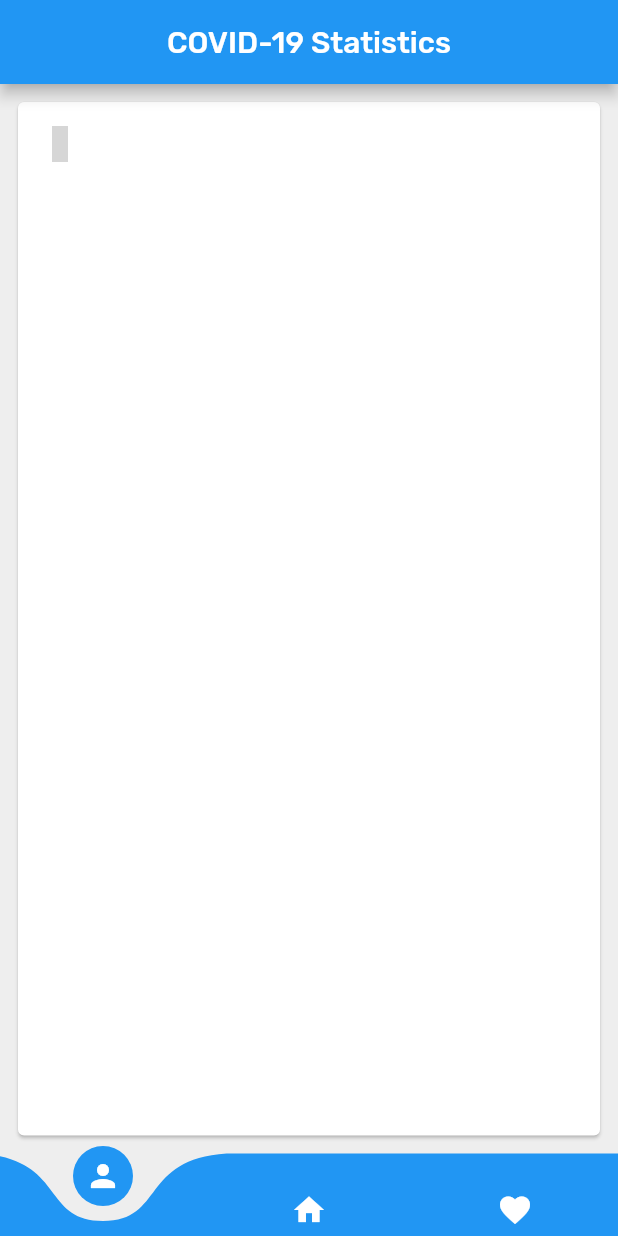
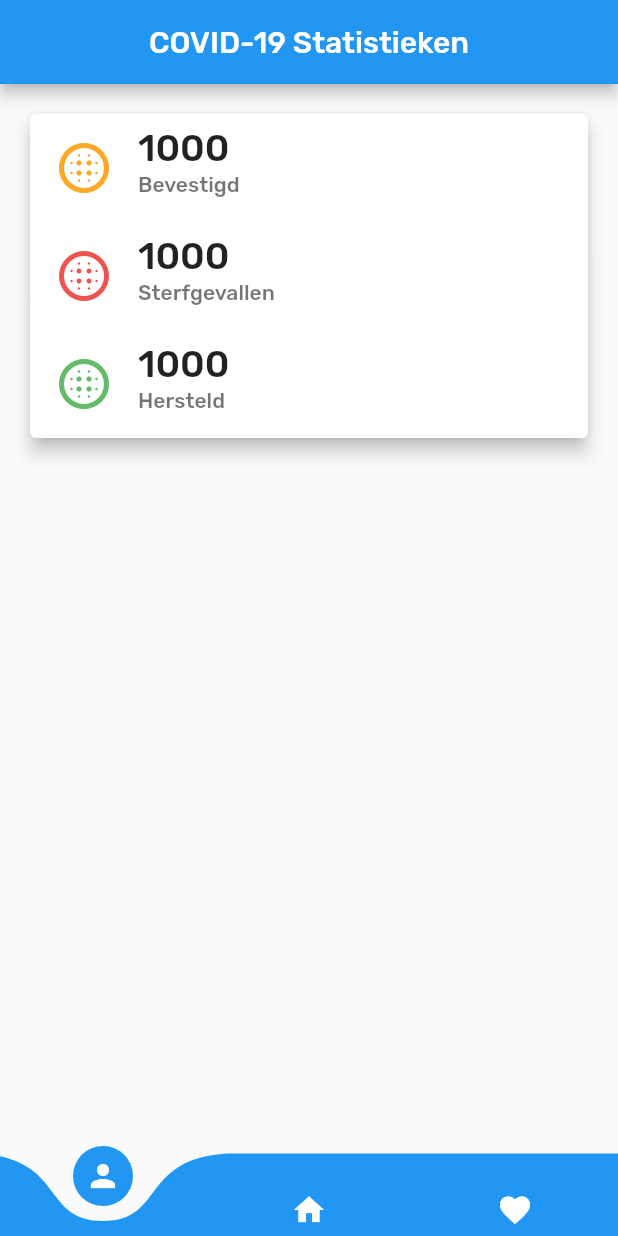
Before and after one commit to beaudario/COVID-19-Stats-App, a Flutter app: the screen it shows after launch, on a phone screen of 412 x 824 dp. Run offline on Flutter 3.47's test engine with Material 2 defaults, Android fonts, the phone set to English and light mode, and no system bars; drawn by our look-alikes of curved_navigation_bar; grey boxes are pictures that could not be loaded.

Commit message:
Added Stats Card

```diff
--- a/covid_19_stats_applicatie/lib/pages/home_page.dart
+++ b/covid_19_stats_applicatie/lib/pages/home_page.dart
@@ -6,22 +6,57 @@ class HomePage extends StatelessWidget {
   Widget build(BuildContext context) {
     return Scaffold(
       appBar: AppBar(
-        title: Text("COVID-19 Statistics"),
+        title: Text("COVID-19 Statistieken"),
         centerTitle: true,
       ),
-      backgroundColor: Colors.grey[200],
-      body: Center(
-        child: Padding(
-          padding: EdgeInsets.all(8),
-          child: Card(
-            child: Column(
-              mainAxisSize: MainAxisSize.max,
-              children: <Widget>[
-                ListTile(
-                  leading: Icon(Icons.),
+      backgroundColor: Colors.grey[50],
+      body: Padding(
+        padding: EdgeInsets.all(16),
+        child: Card(
+          elevation: 5,
+          child: Column(
+            mainAxisSize: MainAxisSize.min,
+            children: <Widget>[
+              ListTile(
+                leading: Icon(
+                  Icons.blur_circular, //filter_tilt_shift,
+                  color: Colors.orange[400],
+                  size: 40,
+
                 ),
-              ],
-            ),
+                title: Text(
+                  '1000',
+                  style: TextStyle(fontSize: 25),
+                ),
+                subtitle: Text(
+                    'Bevestigd'
+                ),
+              ),
+              ListTile(
+                leading: Icon(
+                  Icons.blur_circular, //filter_tilt_shift,
+                  color: Colors.red[400],
+                  size: 40,
+                ),
+                title: Text(
+                  '1000',
+                  style: TextStyle(fontSize: 25),
+                ),
+                subtitle: Text('Sterfgevallen'),
+              ),
+              ListTile(
+                leading: Icon(
+                  Icons.blur_circular, //filter_tilt_shift,
+                  color: Colors.green[400],
+                  size: 40,
+                ),
+                title: Text(
+                  '1000',
+                  style: TextStyle(fontSize: 25),
+                ),
+                subtitle: Text('Hersteld'),
+              ),
+            ],
           ),
         ),
       ),
--- a/covid_19_stats_applicatie/lib/widgets/custom_navigation_bar.dart
+++ b/covid_19_stats_applicatie/lib/widgets/custom_navigation_bar.dart
@@ -10,7 +10,7 @@ class CustomNavigationBar extends StatelessWidget {
   Widget build(BuildContext context) {
     return CurvedNavigationBar(
       color: Colors.blue,
-      backgroundColor: Colors.grey[200],
+      backgroundColor: Colors.grey[50],
       buttonBackgroundColor: Colors.blue,
       height: 55,
       items: <Widget>[
```
Also changed, not shown: covid_19_stats_applicatie/assets/icons/config.json (deleted, +0 -28 lines), covid_19_stats_applicatie/assets/icons/my_flutter_app_icons.dart (deleted, +0 -35 lines), covid_19_stats_applicatie/assets/icons/fonts/MyFlutterApp.ttf (deleted).
